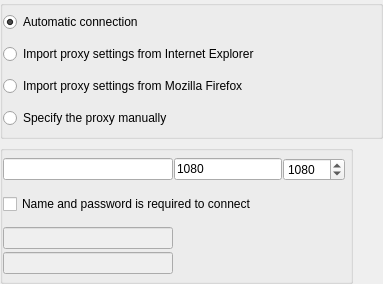
Qt form src/plugins/connectionmanager/proxyoptionswidget.ui (silvansky/Contacts) before a commit.
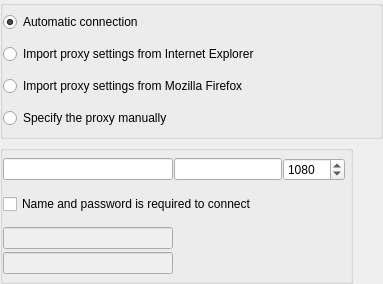
The same form after that commit.

What changed in the file:
```diff
--- a/src/plugins/connectionmanager/proxyoptionswidget.ui
+++ b/src/plugins/connectionmanager/proxyoptionswidget.ui
@@ -94,11 +94,7 @@
          </widget>
         </item>
         <item>
-         <widget class="QLineEdit" name="lneProxyPort">
-          <property name="text">
-           <string notr="true">1080</string>
-          </property>
-         </widget>
+         <widget class="QLineEdit" name="lneProxyPort"/>
         </item>
         <item>
          <widget class="QSpinBox" name="spbProxyPort">
```
